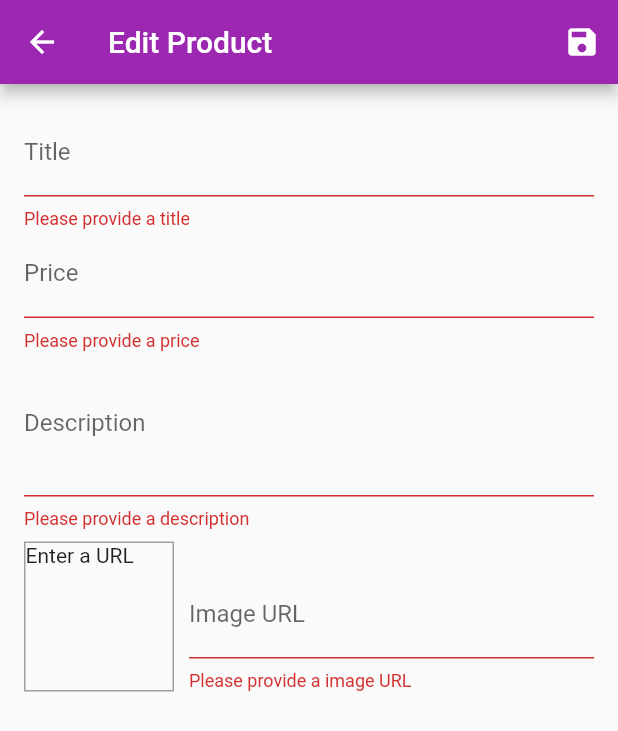
After one commit to gabrielmoreira-dev/flutter-app-3, a Flutter app: the EditProductScreen screen opened by its route, after a tap on the "save" icon, on a phone screen of 412 x 824 dp. The commit adds this screen. Shown: the top 731 px of the screen. Run offline on Flutter 3.47's test engine with Material 2 defaults, Android fonts, the phone set to English and light mode, and no system bars; network calls fail.

Commit message:
Added manage products feature

```diff
--- a/lib/main.dart
+++ b/lib/main.dart
@@ -2,9 +2,11 @@ import 'package:app3_shop/providers/cart.dart';
 import 'package:app3_shop/providers/orders_provider.dart';
 import 'package:app3_shop/providers/products_provider.dart';
 import 'package:app3_shop/screens/cart_screen.dart';
+import 'package:app3_shop/screens/edit_screen_product.dart';
 import 'package:app3_shop/screens/orders_screen.dart';
 import 'package:app3_shop/screens/product_detail_screen.dart';
 import 'package:app3_shop/screens/products_overview_screen.dart';
+import 'package:app3_shop/screens/user_products_screen.dart';
 import 'package:flutter/material.dart';
 import 'package:provider/provider.dart';
 
@@ -32,6 +34,8 @@ class ShopApp extends StatelessWidget {
           ProductDetailScreen.routeName: (_) => ProductDetailScreen(),
           CartScreen.routeName: (_) => CartScreen(),
           OrdersScreen.routeName: (_) => OrdersScreen(),
+          UserProductsScreen.routeName: (_) => UserProductsScreen(),
+          EditProductScreen.routeName: (_) => EditProductScreen(),
         },
       ),
     );
--- a/lib/providers/products_provider.dart
+++ b/lib/providers/products_provider.dart
@@ -45,4 +45,28 @@ class ProductsProvider with ChangeNotifier {
   Product findById(String id) {
     return _items.firstWhere((p) => p.id == id);
   }
+
+  void addProduct(Product product) {
+    _items.add(Product(
+      title: product.title,
+      price: product.price,
+      description: product.description,
+      imageUrl: product.imageUrl,
+      id: DateTime.now().toString(),
+    ));
+    notifyListeners();
+  }
+
+  void updateProduct(Product product){
+    final productIndex = _items.indexWhere((p) => p.id == product.id);
+    if(productIndex >= 0) {
+      _items[productIndex] = product;
+      notifyListeners();
+    }
+  }
+
+  void deleteProduct(String id){
+    _items.removeWhere((p) => p.id == id);
+    notifyListeners();
+  }
 }
--- a/lib/screens/cart_screen.dart
+++ b/lib/screens/cart_screen.dart
@@ -19,13 +19,13 @@ class CartScreen extends StatelessWidget {
       body: Column(
         children: <Widget>[
           Card(
-            margin: EdgeInsets.all(15),
+            margin: const EdgeInsets.all(15),
             child: Padding(
-              padding: EdgeInsets.all(8),
+              padding: const EdgeInsets.all(8),
               child: Row(
                 mainAxisAlignment: MainAxisAlignment.spaceBetween,
                 children: <Widget>[
-                  Text('Total', style: TextStyle(fontSize: 20)),
+                  Text('Total', style: const TextStyle(fontSize: 20)),
                   Spacer(),
                   Chip(
                     label: Text(
--- /dev/null
+++ b/lib/screens/edit_screen_product.dart
@@ -0,0 +1,265 @@
+import 'package:app3_shop/providers/product.dart';
+import 'package:app3_shop/providers/products_provider.dart';
+import 'package:flutter/material.dart';
+import 'package:provider/provider.dart';
+
+enum InputType {
+  Title,
+  Price,
+  Description,
+  ImageUrl,
+}
+
+class EditProductScreen extends StatefulWidget {
+  static const routeName = 'edit-product';
+
+  @override
+  _EditProductScreenState createState() => _EditProductScreenState();
+}
+
+class _EditProductScreenState extends State<EditProductScreen> {
+  final _priceFocusNode = FocusNode();
+  final _descriptionFocusNode = FocusNode();
+  final _imageUrlFocusNode = FocusNode();
+  final _imageUrlController = TextEditingController();
+  final _form = GlobalKey<FormState>();
+  var _editedProduct = Product(
+    id: null,
+    title: '',
+    price: 0,
+    description: '',
+    imageUrl: '',
+  );
+  var _initValues = {
+    'title': '',
+    'price': '',
+    'description': '',
+  };
+  var _isLoadingData = true;
+
+  @override
+  void initState() {
+    _imageUrlFocusNode.addListener(_updateImageUrl);
+    super.initState();
+  }
+
+  @override
+  void didChangeDependencies() {
+    if (_isLoadingData) {
+      final productId = ModalRoute.of(context).settings.arguments as String;
+
+      if (productId != null) {
+        _editedProduct = Provider.of<ProductsProvider>(context, listen: false)
+            .findById(productId);
+        _initValues['title'] = _editedProduct.title;
+        _initValues['price'] = _editedProduct.price.toString();
+        _initValues['description'] = _editedProduct.description;
+        _imageUrlController.text = _editedProduct.imageUrl;
+      }
+      _isLoadingData = false;
+    }
+    super.didChangeDependencies();
+  }
+
+  @override
+  void dispose() {
+    _priceFocusNode.dispose();
+    _descriptionFocusNode.dispose();
+    _imageUrlFocusNode.removeListener(_updateImageUrl);
+    _imageUrlFocusNode.dispose();
+    _imageUrlController.dispose();
+    super.dispose();
+  }
+
+  void _getInputData(String value, InputType inputType) {
+    switch (inputType) {
+      case InputType.Title:
+        _editedProduct = Product(
+          id: _editedProduct.id,
+          title: value,
+          price: _editedProduct.price,
+          description: _editedProduct.description,
+          imageUrl: _editedProduct.imageUrl,
+          isFavorite: _editedProduct.isFavorite,
+        );
+        break;
+      case InputType.Price:
+        _editedProduct = Product(
+          id: _editedProduct.id,
+          title: _editedProduct.title,
+          price: double.parse(value),
+          description: _editedProduct.description,
+          imageUrl: _editedProduct.imageUrl,
+          isFavorite: _editedProduct.isFavorite,
+        );
+        break;
+      case InputType.Description:
+        _editedProduct = Product(
+          id: _editedProduct.id,
+          title: _editedProduct.title,
+          price: _editedProduct.price,
+          description: value,
+          imageUrl: _editedProduct.imageUrl,
+          isFavorite: _editedProduct.isFavorite,
+        );
+        break;
+      case InputType.ImageUrl:
+        _editedProduct = Product(
+          id: _editedProduct.id,
+          title: _editedProduct.title,
+          price: _editedProduct.price,
+          description: _editedProduct.description,
+          imageUrl: value,
+          isFavorite: _editedProduct.isFavorite,
+        );
+        break;
+    }
+  }
+
+  void _saveForm() {
+    final _isValid = _form.currentState.validate();
+    if (!_isValid) return;
+    _form.currentState.save();
+    if (_editedProduct.id != null) {
+      Provider.of<ProductsProvider>(context, listen: false)
+          .updateProduct(_editedProduct);
+    } else {
+      Provider.of<ProductsProvider>(context, listen: false)
+          .addProduct(_editedProduct);
+    }
+    Navigator.of(context).pop();
+    print(_editedProduct.title);
+    print(_editedProduct.price);
+    print(_editedProduct.description);
+    print(_editedProduct.imageUrl);
+  }
+
+  void _updateImageUrl() {
+    if (!_imageUrlFocusNode.hasFocus) {
+      if (_validateImageUrl(_imageUrlController.text) == null) setState(() {});
+    }
+  }
+
+  String _validateImageUrl(String value) {
+    if (value.isEmpty) return 'Please provide a image URL';
+    if (!value.startsWith('http')) return 'Please enter a valid URL';
+    /*if (!value.endsWith('.png') &&
+        !value.endsWith('.jpg') &&
+        !value.endsWith('.jpeg'))
+      return 'Please enter a valid image URL';*/
+    return null;
+  }
+
+  String _validatePrice(String value) {
+    if (value.isEmpty) return 'Please provide a price';
+    if (double.tryParse(value) == null) return 'Please provide a valid price';
+    if (double.parse(value) <= 0)
+      return 'Please enter a number greater than zero';
+    return null;
+  }
+
+  @override
+  Widget build(BuildContext context) {
+    return Scaffold(
+      appBar: AppBar(
+        title: const Text('Edit Product'),
+        actions: <Widget>[
+          IconButton(
+            icon: const Icon(Icons.save),
+            onPressed: () => _saveForm(),
+          ),
+        ],
+      ),
+      body: Padding(
+        padding: const EdgeInsets.all(16.0),
+        child: Form(
+          key: _form,
+          child: ListView(
+            children: <Widget>[
+              TextFormField(
+                initialValue: _initValues['title'],
+                decoration: const InputDecoration(
+                  labelText: 'Title',
+                ),
+                textInputAction: TextInputAction.next,
+                onFieldSubmitted: (_) =>
+                    FocusScope.of(context).requestFocus(_priceFocusNode),
+                validator: (value) {
+                  if (value.isEmpty) return 'Please provide a title';
+                  return null;
+                },
+                onSaved: (value) => this._getInputData(value, InputType.Title),
+              ),
+              TextFormField(
+                initialValue: _initValues['price'],
+                decoration: const InputDecoration(labelText: 'Price'),
+                textInputAction: TextInputAction.next,
+                keyboardType: TextInputType.number,
+                focusNode: _priceFocusNode,
+                onFieldSubmitted: (_) =>
+                    FocusScope.of(context).requestFocus(_descriptionFocusNode),
+                validator: (value) => this._validatePrice(value),
+                onSaved: (value) => this._getInputData(value, InputType.Price),
+              ),
+              TextFormField(
+                initialValue: _initValues['description'],
+                decoration: const InputDecoration(labelText: 'Description'),
+                maxLines: 3,
+                textInputAction: TextInputAction.next,
+                keyboardType: TextInputType.multiline,
+                focusNode: _descriptionFocusNode,
+                onFieldSubmitted: (_) =>
+                    FocusScope.of(context).requestFocus(_imageUrlFocusNode),
+                validator: (value) {
+                  if (value.isEmpty) return 'Please provide a description';
+                  if (value.length < 10)
+                    return 'Should be at least 10 caracteres';
+                  return null;
+                },
+                onSaved: (value) =>
+                    this._getInputData(value, InputType.Description),
+              ),
+              Row(
+                crossAxisAlignment: CrossAxisAlignment.end,
+                children: <Widget>[
+                  Container(
+                    width: 100,
+                    height: 100,
+                    margin: const EdgeInsets.only(
+                      top: 8,
+                      right: 10,
+                    ),
+                    decoration: BoxDecoration(
+                      border: Border.all(width: 1, color: Colors.grey),
+                    ),
+                    child: _imageUrlController.text.isEmpty
+                        ? const Text('Enter a URL')
+                        : FittedBox(
+                            child: Image.network(
+                              _imageUrlController.text,
+                              fit: BoxFit.cover,
+                            ),
+                          ),
+                  ),
+                  Expanded(
+                    child: TextFormField(
+                      decoration: const InputDecoration(labelText: 'Image URL'),
+                      keyboardType: TextInputType.url,
+                      textInputAction: TextInputAction.done,
+                      controller: _imageUrlController,
+                      focusNode: _imageUrlFocusNode,
+                      onFieldSubmitted: (_) => _saveForm(),
+                      validator: (value) => this._validateImageUrl(value),
+                      onSaved: (value) =>
+                          this._getInputData(value, InputType.ImageUrl),
+                    ),
+                  ),
+                ],
+              )
+            ],
+          ),
+        ),
+      ),
+    );
+  }
+}
--- a/lib/screens/orders_screen.dart
+++ b/lib/screens/orders_screen.dart
@@ -13,11 +13,11 @@ class OrdersScreen extends StatelessWidget {
 
     return Scaffold(
       appBar: AppBar(
-        title: Text('Orders'),
+        title: const Text('Orders'),
       ),
       body: orderData.orders.isEmpty
           ? Center(
-              child: Text(
+              child: const Text(
                 'No orders included yet!',
                 style: TextStyle(fontSize: 18),
               ),
--- a/lib/screens/product_detail_screen.dart
+++ b/lib/screens/product_detail_screen.dart
@@ -33,13 +33,13 @@ class ProductDetailScreen extends StatelessWidget {
             ),
             Text(
               '\$${product.price}',
-              style: TextStyle(color: Colors.grey, fontSize: 20),
+              style: const TextStyle(color: Colors.grey, fontSize: 20),
             ),
             SizedBox(
               height: 10,
             ),
             Container(
-              padding: EdgeInsets.symmetric(horizontal: 10),
+              padding: const EdgeInsets.symmetric(horizontal: 10),
               width: double.infinity,
               child: Text(
                 product.description,
--- a/lib/screens/products_overview_screen.dart
+++ b/lib/screens/products_overview_screen.dart
@@ -1,6 +1,5 @@
 import 'package:app3_shop/providers/cart.dart';
 import 'package:app3_shop/screens/cart_screen.dart';
-import 'package:app3_shop/screens/orders_screen.dart';
 import 'package:app3_shop/widgets/app_drawer.dart';
 import 'package:app3_shop/widgets/badge.dart';
 import 'package:app3_shop/widgets/products_grid.dart';
--- a/lib/widgets/app_drawer.dart
+++ b/lib/widgets/app_drawer.dart
@@ -1,4 +1,5 @@
 import 'package:app3_shop/screens/orders_screen.dart';
+import 'package:app3_shop/screens/user_products_screen.dart';
 import 'package:flutter/material.dart';
 
 class AppDrawer extends StatelessWidget {
@@ -20,6 +21,7 @@ class AppDrawer extends StatelessWidget {
                   .pushReplacementNamed('/');
             },
           ),
+          Divider(),
           ListTile(
             leading: Icon(Icons.payment),
             title: Text("Orders"),
@@ -28,6 +30,15 @@ class AppDrawer extends StatelessWidget {
                   .pushReplacementNamed(OrdersScreen.routeName);
             },
           ),
+          Divider(),
+          ListTile(
+            leading: Icon(Icons.edit),
+            title: Text("Your Products"),
+            onTap: () {
+              Navigator.of(context)
+                  .pushReplacementNamed(UserProductsScreen.routeName);
+            },
+          ),
         ],
       ),
     );
```
Also changed, not shown: lib/providers/cart.dart (+27 -8 lines), lib/screens/user_products_screen.dart (added, +46 -0 lines), lib/widgets/cart_item_card.dart (+17 -0 lines), lib/widgets/product_item.dart (+16 -2 lines), lib/widgets/user_product_item.dart (added, +42 -0 lines).
